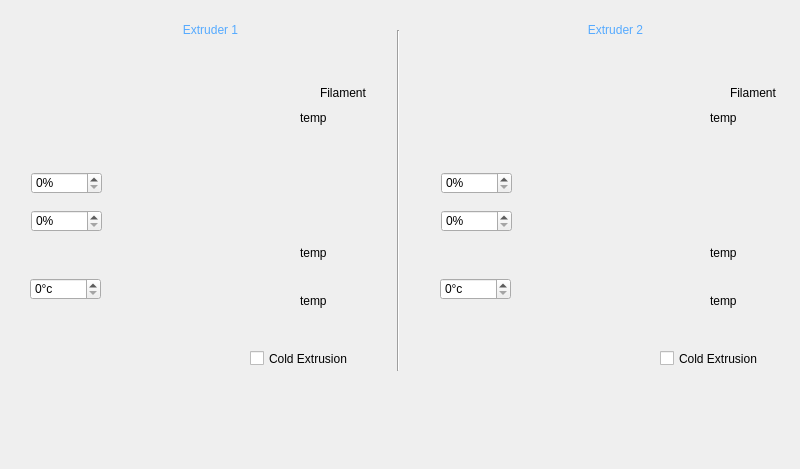
Old version of the form src/Page/ExtruderDock.ui in the repository polybox3d/polybox.
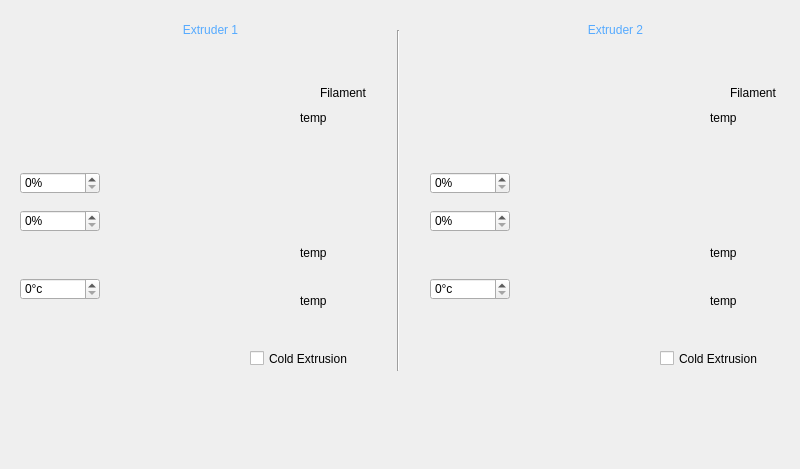
New version of the form. Icons and pictures are not drawn. Custom widgets are drawn as their Qt base class.

Commit message: Add extruder dock

Patch:
```diff
--- a/src/Page/ExtruderDock.ui
+++ b/src/Page/ExtruderDock.ui
@@ -76,9 +76,9 @@
    <widget class="QSpinBox" name="extr0_fan">
     <property name="geometry">
      <rect>
-      <x>31</x>
+      <x>20</x>
       <y>172</y>
-      <width>71</width>
+      <width>80</width>
       <height>22</height>
      </rect>
     </property>
@@ -92,9 +92,9 @@
    <widget class="QSpinBox" name="extr0_pel">
     <property name="geometry">
      <rect>
-      <x>31</x>
+      <x>20</x>
       <y>210</y>
-      <width>71</width>
+      <width>80</width>
       <height>22</height>
      </rect>
     </property>
@@ -108,9 +108,9 @@
    <widget class="QSpinBox" name="extr0_heater">
     <property name="geometry">
      <rect>
-      <x>30</x>
+      <x>20</x>
       <y>278</y>
-      <width>71</width>
+      <width>80</width>
       <height>22</height>
      </rect>
     </property>
@@ -176,9 +176,9 @@
    <widget class="QSpinBox" name="extr1_pel">
     <property name="geometry">
      <rect>
-      <x>441</x>
+      <x>430</x>
       <y>210</y>
-      <width>71</width>
+      <width>80</width>
       <height>22</height>
      </rect>
     </property>
@@ -218,9 +218,9 @@
    <widget class="QSpinBox" name="extr1_heater">
     <property name="geometry">
      <rect>
-      <x>440</x>
+      <x>430</x>
       <y>278</y>
-      <width>71</width>
+      <width>80</width>
       <height>22</height>
      </rect>
     </property>
@@ -234,9 +234,9 @@
    <widget class="QSpinBox" name="extr1_fan">
     <property name="geometry">
      <rect>
-      <x>441</x>
+      <x>430</x>
       <y>172</y>
-      <width>71</width>
+      <width>80</width>
       <height>22</height>
      </rect>
     </property>
```
Left out of the diff: 4 changed lines with no effect on the pictures. The commit also changes 1 other file.
